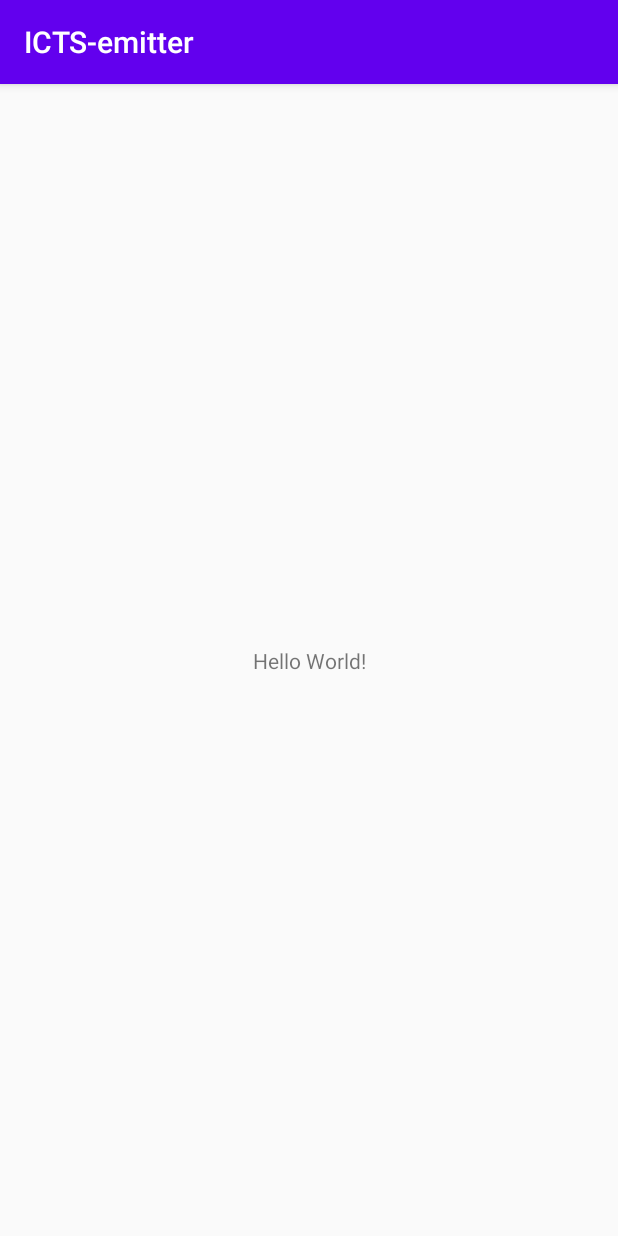
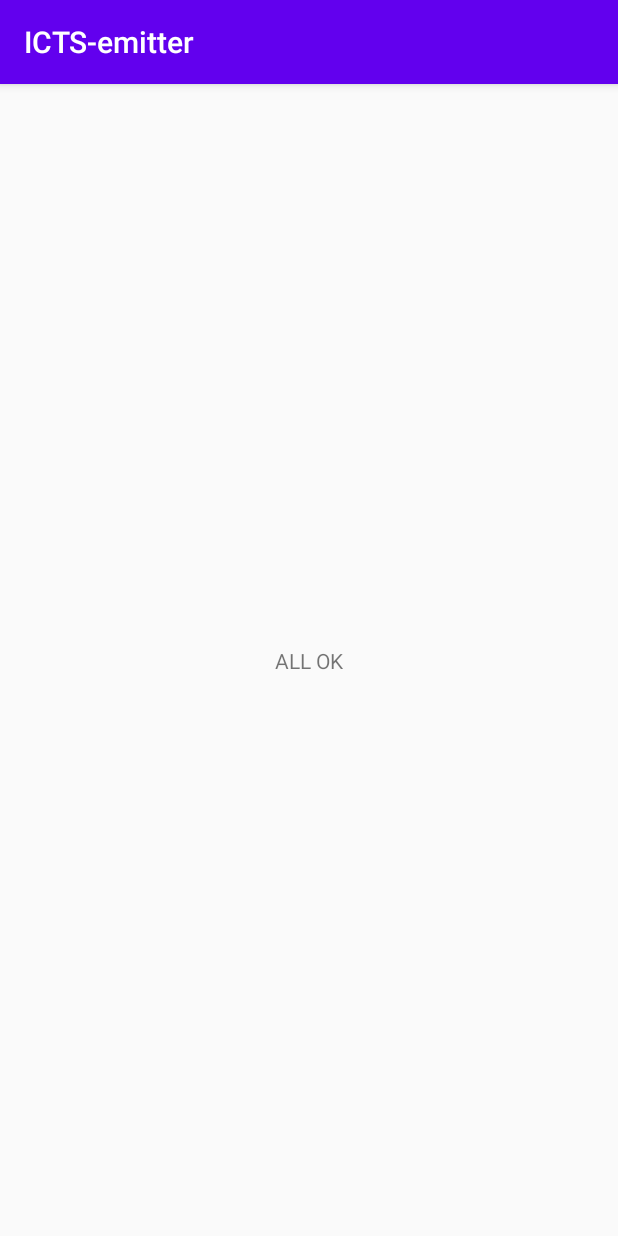
Before and after one commit to Bnz-0/IoT-project, an Android app: the screen it shows after launch (MainActivity), on a phone screen of 412 x 824 dp. Run offline under Robolectric (Android 15) with nearby library versions, the light colour scheme and no system bars; 1 statement that could not run was skipped.

Commit message:
Advertising on emitter app

```diff
--- a/emitter-app/app/src/main/AndroidManifest.xml
+++ b/emitter-app/app/src/main/AndroidManifest.xml
@@ -34,4 +34,9 @@
         </service>
     </application>
 
+    <uses-feature android:name="android.hardware.bluetooth_le" android:required="true"/>
+
+    <uses-permission android:name="android.permission.BLUETOOTH" />
+    <uses-permission android:name="android.permission.BLUETOOTH_ADMIN" />
+    <uses-permission android:name="android.permission.ACCESS_COARSE_LOCATION" />
 </manifest>
--- a/emitter-app/app/src/main/java/com/example/icts_emitter/MainActivity.java
+++ b/emitter-app/app/src/main/java/com/example/icts_emitter/MainActivity.java
@@ -3,14 +3,15 @@ package com.example.icts_emitter;
 import androidx.annotation.NonNull;
 import androidx.appcompat.app.AppCompatActivity;
 
+import android.bluetooth.BluetoothAdapter;
 import android.bluetooth.le.AdvertiseCallback;
 import android.bluetooth.le.AdvertiseData;
 import android.bluetooth.le.AdvertiseSettings;
-import android.bluetooth.le.AdvertisingSetCallback;
 import android.bluetooth.le.BluetoothLeAdvertiser;
 import android.os.Bundle;
 import android.os.ParcelUuid;
 import android.util.Log;
+import android.widget.TextView;
 
 import com.google.android.gms.tasks.OnCompleteListener;
 import com.google.android.gms.tasks.Task;
@@ -21,17 +22,20 @@ import java.util.UUID;
 
 public class MainActivity extends AppCompatActivity {
     private String BLE_ID = "TODO"; //TODO get the id from firebase
-    private BluetoothLeAdvertiser BLE;
+    private BluetoothLeAdvertiser advertiser;
+    private boolean advertiserIsRunning = false;
     private AdvertiseCallback BLECallback = new AdvertiseCallback() {
         @Override
         public void onStartFailure(int errCode){
             Log.d("AdvertiseCallback", "Advertiser failed starting with code "+errCode);
+            ((TextView) findViewById(R.id.default_textview)).setText("Advertiser failed starting");
             super.onStartFailure(errCode);
         }
 
         @Override
         public void onStartSuccess(AdvertiseSettings settingsInEffect){
             Log.d("AdvertiseCallback", "Advertiser started successfully");
+            ((TextView) findViewById(R.id.default_textview)).setText("ALL OK");
             super.onStartSuccess(settingsInEffect);
         }
     };
@@ -41,6 +45,31 @@ public class MainActivity extends AppCompatActivity {
         super.onCreate(savedInstanceState);
         setContentView(R.layout.activity_main);
         getDeviceToken();
+    }
+
+
+    @Override
+    protected void onStart(){
+        super.onStart();
+        if(advertiserIsRunning) return;
+
+        if (BluetoothAdapter.getDefaultAdapter() == null)
+            ((TextView) findViewById(R.id.default_textview)).setText("Not supported");
+        else {
+            advertiser = BluetoothAdapter.getDefaultAdapter().getBluetoothLeAdvertiser();
+            if(advertiser == null)
+                ((TextView) findViewById(R.id.default_textview)).setText("Please turn on the Bluetooth");
+            else {
+                startBLE();
+                ((TextView) findViewById(R.id.default_textview)).setText("BLE advertising is running");
+            }
+        }
+    }
+
+    @Override
+    protected void onDestroy() {
+        super.onDestroy();
+        stopBLE();
     }
 
     private void getDeviceToken() {
@@ -62,24 +91,29 @@ public class MainActivity extends AppCompatActivity {
     }
 
     private void startBLE() {
+        if(advertiserIsRunning) return;
+
         AdvertiseSettings settings = new AdvertiseSettings.Builder()
                 .setAdvertiseMode(AdvertiseSettings.ADVERTISE_MODE_LOW_POWER)
-                .setConnectable(false)
+                .setConnectable(true)
                 .setTxPowerLevel(AdvertiseSettings.ADVERTISE_TX_POWER_LOW)
-                //.setTimeout(0)
+                .setTimeout(0)
                 .build();
 
-        ParcelUuid pUUID = new ParcelUuid( UUID.fromString(getString(R.string.uuid)));
+        ParcelUuid pUUID = new ParcelUuid(UUID.fromString(getString(R.string.uuid)));
         AdvertiseData data = new AdvertiseData.Builder()
                 .setIncludeDeviceName(false)
-                .addServiceUuid(pUUID)
+          //      .addServiceUuid(pUUID)
                 .addServiceData(pUUID, BLE_ID.getBytes())
                 .build();
 
-        BLE.startAdvertising(settings, data, BLECallback);
+        advertiser.startAdvertising(settings, data, BLECallback);
+        advertiserIsRunning = true;
     }
 
     private void stopBLE() {
-        BLE.stopAdvertising(BLECallback);
+        if(advertiserIsRunning)
+            advertiser.stopAdvertising(BLECallback);
+        advertiserIsRunning = false;
     }
 }
--- a/emitter-app/app/src/main/res/layout/activity_main.xml
+++ b/emitter-app/app/src/main/res/layout/activity_main.xml
@@ -7,6 +7,7 @@
     tools:context=".MainActivity">
 
     <TextView
+        android:id="@+id/default_textview"
         android:layout_width="wrap_content"
         android:layout_height="wrap_content"
         android:text="Hello World!"
```
